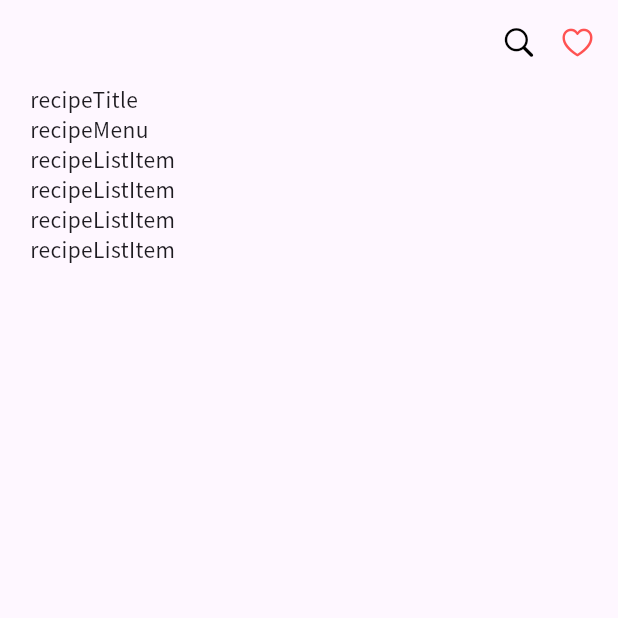
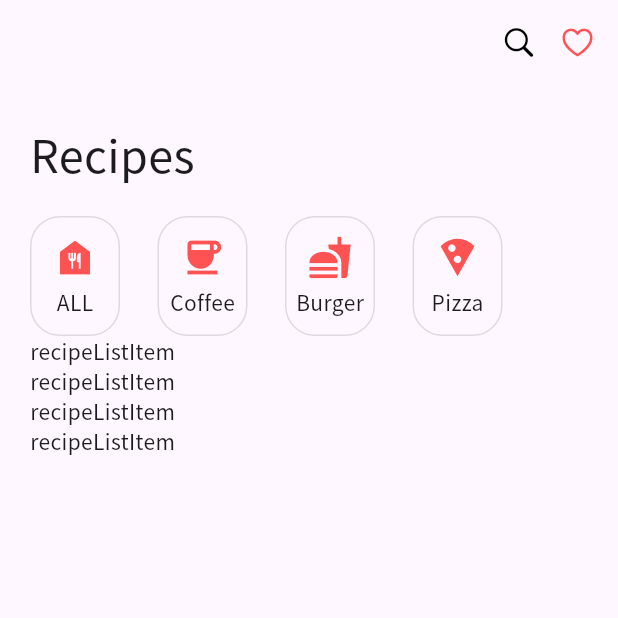
Before and after one commit to ds-k/flutter_recipe_app, a Flutter app: the screen it shows after launch, on a phone screen of 412 x 824 dp, the top half of it. Run offline on Flutter 3.47's test engine with Material 3 defaults, Android fonts, the phone set to English and light mode, and no system bars.

Commit message:
add: recipemenu와 recipeTitle 추가

```diff
--- a/lib/recipe/recipe_menu.dart
+++ b/lib/recipe/recipe_menu.dart
@@ -5,6 +5,41 @@ class RecipeMenu extends StatelessWidget {
 
   @override
   Widget build(BuildContext context) {
-    return Text("recipeMenu");
+    return Padding(
+      padding: const EdgeInsets.only(top: 20.0),
+      child: Row(
+        children: [
+          menuItem(Icons.food_bank, "ALL"),
+          SizedBox(width: 25),
+          menuItem(Icons.coffee, "Coffee"),
+          SizedBox(width: 25),
+          menuItem(Icons.fastfood, "Burger"),
+          SizedBox(width: 25),
+          menuItem(Icons.local_pizza, "Pizza"),
+        ],
+      ),
+    );
+  }
+
+  Container menuItem(IconData icon, String menu) {
+    return Container(
+      width: 60,
+      height: 80,
+      decoration: BoxDecoration(
+          border: Border.all(color: Colors.black12),
+          borderRadius: BorderRadius.circular(20)),
+      child: Column(
+        mainAxisAlignment: MainAxisAlignment.center,
+        children: [
+          Icon(
+            icon,
+            size: 30,
+            color: Colors.redAccent,
+          ),
+          SizedBox(height: 5),
+          Text(menu)
+        ],
+      ),
+    );
   }
 }
--- a/lib/recipe/recipe_title.dart
+++ b/lib/recipe/recipe_title.dart
@@ -5,6 +5,9 @@ class RecipeTitle extends StatelessWidget {
 
   @override
   Widget build(BuildContext context) {
-    return Text("recipeTitle");
+    return Padding(
+      padding: const EdgeInsets.only(top: 25.0),
+      child: Text("Recipes", style: TextStyle(fontSize: 30)),
+    );
   }
 }
```
